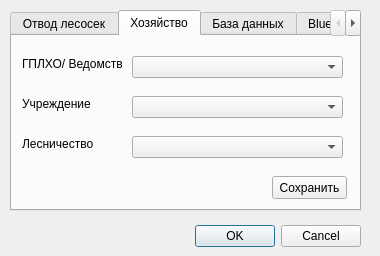
This is ui/settingsDialog.ui in daniluuuuuuuk/daniluuuuuuuk.github.io as Qt 5 draws it before an edit. The edited form follows.
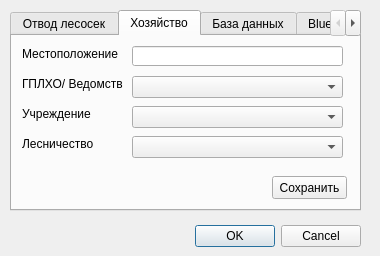
This is the edited form.

What changed in the file:
```diff
--- a/ui/settingsDialog.ui
+++ b/ui/settingsDialog.ui
@@ -164,7 +164,7 @@
      <property name="geometry">
       <rect>
        <x>10</x>
-       <y>20</y>
+       <y>40</y>
        <width>101</width>
        <height>16</height>
       </rect>
@@ -177,7 +177,7 @@
      <property name="geometry">
       <rect>
        <x>10</x>
-       <y>60</y>
+       <y>70</y>
        <width>91</width>
        <height>16</height>
       </rect>
@@ -216,7 +216,7 @@
      <property name="geometry">
       <rect>
        <x>120</x>
-       <y>60</y>
+       <y>70</y>
        <width>211</width>
        <height>22</height>
       </rect>
@@ -236,12 +236,35 @@
      <property name="geometry">
       <rect>
        <x>120</x>
-       <y>20</y>
+       <y>40</y>
        <width>211</width>
        <height>22</height>
       </rect>
      </property>
     </widget>
+    <widget class="QLabel" name="location_label">
+     <property name="geometry">
+      <rect>
+       <x>10</x>
+       <y>10</y>
+       <width>101</width>
+       <height>16</height>
+      </rect>
+     </property>
+     <property name="text">
+      <string>Местоположение</string>
+     </property>
+    </widget>
+    <widget class="QLineEdit" name="locationLineEdit">
+     <property name="geometry">
+      <rect>
+       <x>120</x>
+       <y>10</y>
+       <width>211</width>
+       <height>20</height>
+      </rect>
+     </property>
+    </widget>
    </widget>
    <widget class="QWidget" name="bdSettings">
     <attribute name="title">
```
